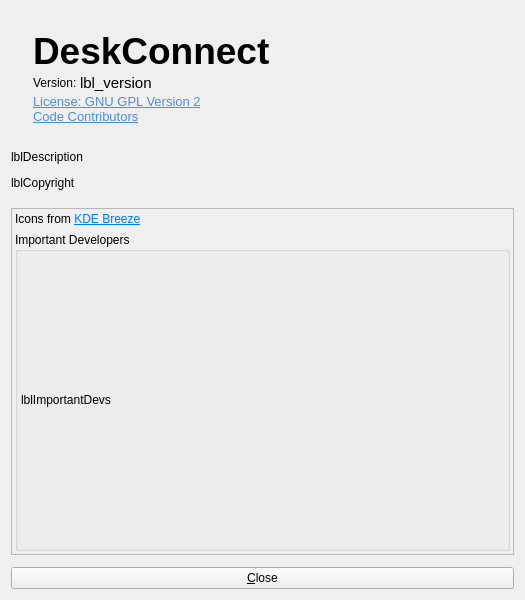
First picture: the form in src/lib/gui/dialogs/AboutDialog.ui, repository youxia173/DeskConnect, before the edit.
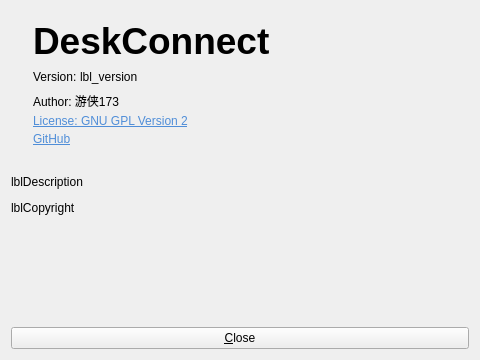
Second picture: the form after the edit. Icons and pictures are not drawn.

What changed in the file:
```diff
--- a/src/lib/gui/dialogs/AboutDialog.ui
+++ b/src/lib/gui/dialogs/AboutDialog.ui
@@ -9,16 +9,10 @@
    <rect>
     <x>0</x>
     <y>0</y>
-    <width>525</width>
-    <height>600</height>
+    <width>480</width>
+    <height>360</height>
    </rect>
   </property>
-  <property name="sizePolicy">
-   <sizepolicy hsizetype="Preferred" vsizetype="Preferred">
-    <horstretch>0</horstretch>
-    <verstretch>0</verstretch>
-   </sizepolicy>
-  </property>
   <property name="windowTitle">
    <string>About DeskConnect</string>
   </property>
@@ -34,70 +28,22 @@
    </property>
    <item>
     <widget class="QWidget" name="frameLogo" native="true">
-     <property name="sizePolicy">
-      <sizepolicy hsizetype="Preferred" vsizetype="Fixed">
-       <horstretch>0</horstretch>
-       <verstretch>0</verstretch>
-      </sizepolicy>
-     </property>
      <layout class="QGridLayout" name="gridLayout">
       <property name="verticalSpacing">
-       <number>0</number>
+       <number>4</number>
       </property>
-      <item row="4" column="1">
-       <widget class="QLabel" name="linkGpl">
+      <item row="0" column="0" rowspan="7">
+       <widget class="QLabel" name="lblIcon">
         <property name="sizePolicy">
          <sizepolicy hsizetype="Preferred" vsizetype="Fixed">
           <horstretch>0</horstretch>
           <verstretch>0</verstretch>
          </sizepolicy>
         </property>
-        <property name="text">
-         <string>&lt;!DOCTYPE HTML PUBLIC &quot;-//W3C//DTD HTML 4.0//EN&quot; &quot;http://www.w3.org/TR/REC-html40/strict.dtd&quot;&gt;
-&lt;html&gt;&lt;head&gt;&lt;meta name=&quot;qrichtext&quot; content=&quot;1&quot; /&gt;&lt;style type=&quot;text/css&quot;&gt;
-p, li { white-space: pre-wrap; }
-&lt;/style&gt;&lt;/head&gt;&lt;body style=&quot; font-family:'Ubuntu'; font-size:10pt; font-weight:400; font-style:normal;&quot;&gt;
-&lt;p style=&quot; margin-top:0px; margin-bottom:0px; margin-left:0px; margin-right:0px; -qt-block-indent:0; text-indent:0px;&quot;&gt;&lt;a href=&quot;https://www.gnu.org/licenses/old-licenses/gpl-2.0.html&quot;&gt;&lt;span style=&quot; text-decoration: underline; color:#508ed8;&quot;&gt;License: GNU GPL Version 2&lt;/a&gt;&lt;/span&gt;&lt;/p&gt;&lt;/body&gt;&lt;/html&gt;</string>
-        </property>
-        <property name="openExternalLinks">
-         <bool>true</bool>
-        </property>
        </widget>
       </item>
-      <item row="6" column="1">
-       <spacer name="verticalSpacer">
-        <property name="orientation">
-         <enum>Qt::Orientation::Vertical</enum>
-        </property>
-        <property name="sizeHint" stdset="0">
-         <size>
-          <width>20</width>
-          <height>5</height>
-         </size>
-        </property>
-       </spacer>
-      </item>
       <item row="0" column="1">
-       <spacer name="verticalSpacer_3">
-        <property name="orientation">
-         <enum>Qt::Orientation::Vertical</enum>
-        </property>
-        <property name="sizeHint" stdset="0">
-         <size>
-          <width>20</width>
-          <height>10</height>
-         </size>
-        </property>
-       </spacer>
-      </item>
-      <item row="1" column="1">
        <widget class="QLabel" name="lblName">
-        <property name="sizePolicy">
-         <sizepolicy hsizetype="Preferred" vsizetype="Fixed">
-          <horstretch>0</horstretch>
-          <verstretch>0</verstretch>
-         </sizepolicy>
-        </property>
         <property name="font">
          <font>
           <pointsize>28</pointsize>
@@ -107,41 +53,13 @@
         <property name="text">
          <string notr="true">DeskConnect</string>
         </property>
-        <property name="scaledContents">
-         <bool>false</bool>
-        </property>
         <property name="alignment">
          <set>Qt::AlignmentFlag::AlignBottom|Qt::AlignmentFlag::AlignLeading|Qt::AlignmentFlag::AlignLeft</set>
         </property>
-        <property name="indent">
-         <number>0</number>
-        </property>
-        <property name="program_name" stdset="0">
-         <bool>false</bool>
-        </property>
        </widget>
       </item>
-      <item row="0" column="0" rowspan="9">
-       <widget class="QLabel" name="lblIcon">
-        <property name="sizePolicy">
-         <sizepolicy hsizetype="Preferred" vsizetype="Fixed">
-          <horstretch>0</horstretch>
-          <verstretch>0</verstretch>
-         </sizepolicy>
-        </property>
-        <property name="autoFillBackground">
-         <bool>false</bool>
-        </property>
-       </widget>
-      </item>
-      <item row="3" column="1">
+      <item row="1" column="1">
        <widget class="QWidget" name="widget_2" native="true">
-        <property name="sizePolicy">
-         <sizepolicy hsizetype="Preferred" vsizetype="Fixed">
-          <horstretch>0</horstretch>
-          <verstretch>0</verstretch>
-         </sizepolicy>
-        </property>
         <layout class="QHBoxLayout" name="horizontalLayout">
          <property name="spacing">
           <number>0</number>
@@ -169,12 +87,6 @@
            <property name="text">
             <string>Version: </string>
            </property>
-           <property name="alignment">
-            <set>Qt::AlignmentFlag::AlignLeading|Qt::AlignmentFlag::AlignLeft|Qt::AlignmentFlag::AlignVCenter</set>
-           </property>
-           <property name="indent">
-            <number>0</number>
-           </property>
           </widget>
          </item>
          <item>
@@ -185,30 +97,13 @@
              <verstretch>0</verstretch>
             </sizepolicy>
            </property>
-           <property name="font">
-            <font>
-             <pointsize>11</pointsize>
-            </font>
-           </property>
            <property name="text">
             <string notr="true">lbl_version</string>
            </property>
-           <property name="alignment">
-            <set>Qt::AlignmentFlag::AlignLeading|Qt::AlignmentFlag::AlignLeft|Qt::AlignmentFlag::AlignVCenter</set>
-           </property>
-           <property name="smaller_text" stdset="0">
-            <bool>true</bool>
-           </property>
           </widget>
          </item>
          <item>
           <widget class="QPushButton" name="btnCopyVersion">
-           <property name="sizePolicy">
-            <sizepolicy hsizetype="Fixed" vsizetype="Fixed">
-             <horstretch>0</horstretch>
-             <verstretch>0</verstretch>
-            </sizepolicy>
-           </property>
            <property name="maximumSize">
             <size>
              <width>32</width>
@@ -218,10 +113,6 @@
            <property name="toolTip">
             <string>Copy version info</string>
            </property>
-           <property name="icon">
-            <iconset>
-             <normaloff>:/icons/64x64/copy-dark.png</normaloff>:/icons/64x64/copy-dark.png</iconset>
-           </property>
            <property name="flat">
             <bool>true</bool>
            </property>
@@ -229,12 +120,6 @@
          </item>
          <item>
           <spacer name="horizontalSpacer">
-           <property name="sizePolicy">
-            <sizepolicy hsizetype="Minimum" vsizetype="Minimum">
-             <horstretch>0</horstretch>
-             <verstretch>0</verstretch>
-            </sizepolicy>
-           </property>
            <property name="orientation">
             <enum>Qt::Orientation::Horizontal</enum>
            </property>
@@ -249,20 +134,31 @@
         </layout>
        </widget>
       </item>
-      <item row="5" column="1">
+      <item row="2" column="1">
+       <widget class="QLabel" name="lblAuthor">
+        <property name="text">
+         <string>Author: 游侠173</string>
+        </property>
+       </widget>
+      </item>
+      <item row="3" column="1">
+       <widget class="QLabel" name="linkGpl">
+        <property name="text">
+         <string>&lt;!DOCTYPE HTML PUBLIC &quot;-//W3C//DTD HTML 4.0//EN&quot; &quot;http://www.w3.org/TR/REC-html40/strict.dtd&quot;&gt;
+&lt;html&gt;&lt;head&gt;&lt;meta name=&quot;qrichtext&quot; content=&quot;1&quot; /&gt;&lt;/head&gt;&lt;body&gt;
+&lt;p style=&quot; margin-top:0px; margin-bottom:0px; margin-left:0px; margin-right:0px;&quot;&gt;&lt;a href=&quot;https://www.gnu.org/licenses/old-licenses/gpl-2.0.html&quot;&gt;&lt;span style=&quot; text-decoration: underline; color:#508ed8;&quot;&gt;License: GNU GPL Version 2&lt;/span&gt;&lt;/a&gt;&lt;/p&gt;&lt;/body&gt;&lt;/html&gt;</string>
+        </property>
+        <property name="openExternalLinks">
+         <bool>true</bool>
+        </property>
+       </widget>
+      </item>
+      <item row="4" column="1">
        <widget class="QLabel" name="linkContributors">
-        <property name="sizePolicy">
-         <sizepolicy hsizetype="Preferred" vsizetype="Fixed">
-          <horstretch>0</horstretch>
-          <verstretch>0</verstretch>
-         </sizepolicy>
-        </property>
         <property name="text">
          <string>&lt;!DOCTYPE HTML PUBLIC &quot;-//W3C//DTD HTML 4.0//EN&quot; &quot;http://www.w3.org/TR/REC-html40/strict.dtd&quot;&gt;
-&lt;html&gt;&lt;head&gt;&lt;meta name=&quot;qrichtext&quot; content=&quot;1&quot; /&gt;&lt;style type=&quot;text/css&quot;&gt;
-p, li { white-space: pre-wrap; }
-&lt;/style&gt;&lt;/head&gt;&lt;body style=&quot; font-family:'Ubuntu'; font-size:10pt; font-weight:400; font-style:normal;&quot;&gt;
-&lt;p style=&quot; margin-top:0px; margin-bottom:0px; margin-left:0px; margin-right:0px; -qt-block-indent:0; text-indent:0px;&quot;&gt;&lt;a href=&quot;https://github.com/deskflow/deskflow/graphs/contributors&quot;&gt;&lt;span style=&quot; text-decoration: underline; color:#508ed8;&quot;&gt;Code Contributors&lt;/span&gt;&lt;/a&gt;&lt;/p&gt;&lt;/body&gt;&lt;/html&gt;</string>
+&lt;html&gt;&lt;head&gt;&lt;meta name=&quot;qrichtext&quot; content=&quot;1&quot; /&gt;&lt;/head&gt;&lt;body&gt;
+&lt;p style=&quot; margin-top:0px; margin-bottom:0px; margin-left:0px; margin-right:0px;&quot;&gt;&lt;a href=&quot;https://github.com/youxia173/DeskConnect&quot;&gt;&lt;span style=&quot; text-decoration: underline; color:#508ed8;&quot;&gt;GitHub&lt;/span&gt;&lt;/a&gt;&lt;/p&gt;&lt;/body&gt;&lt;/html&gt;</string>
         </property>
         <property name="openExternalLinks">
          <bool>true</bool>
@@ -274,163 +170,34 @@
    </item>
    <item>
     <widget class="QLabel" name="lblDescription">
-     <property name="sizePolicy">
-      <sizepolicy hsizetype="Preferred" vsizetype="Fixed">
-       <horstretch>0</horstretch>
-       <verstretch>0</verstretch>
-      </sizepolicy>
-     </property>
      <property name="text">
       <string notr="true">lblDescription</string>
      </property>
-     <property name="alignment">
-      <set>Qt::AlignmentFlag::AlignLeading|Qt::AlignmentFlag::AlignLeft|Qt::AlignmentFlag::AlignTop</set>
-     </property>
     </widget>
    </item>
    <item>
     <widget class="QLabel" name="lblCopyright">
-     <property name="sizePolicy">
-      <sizepolicy hsizetype="Preferred" vsizetype="Fixed">
-       <horstretch>0</horstretch>
-       <verstretch>0</verstretch>
-      </sizepolicy>
-     </property>
      <property name="text">
       <string notr="true">lblCopyright</string>
      </property>
+     <property name="wordWrap">
+      <bool>true</bool>
+     </property>
     </widget>
    </item>
    <item>
-    <spacer name="verticalSpacer_2">
+    <spacer name="verticalSpacer">
      <property name="orientation">
       <enum>Qt::Orientation::Vertical</enum>
      </property>
-     <property name="sizeType">
-      <enum>QSizePolicy::Policy::Fixed</enum>
-     </property>
      <property name="sizeHint" stdset="0">
       <size>
        <width>20</width>
-       <height>6</height>
+       <height>40</height>
       </size>
      </property>
     </spacer>
    </item>
-   <item>
-    <widget class="QScrollArea" name="scrollArea">
-     <property name="sizePolicy">
-      <sizepolicy hsizetype="Preferred" vsizetype="Preferred">
-       <horstretch>0</horstretch>
-       <verstretch>0</verstretch>
-      </sizepolicy>
-     </property>
-     <property name="sizeAdjustPolicy">
-      <enum>QAbstractScrollArea::SizeAdjustPolicy::AdjustIgnored</enum>
-     </property>
-     <property name="widgetResizable">
-      <bool>true</bool>
-     </property>
-     <widget class="QWidget" name="scrollAreaWidgetContents">
-      <property name="geometry">
-       <rect>
-        <x>0</x>
-        <y>0</y>
-        <width>505</width>
-        <height>294</height>
-       </rect>
-      </property>
-      <property name="sizePolicy">
-       <sizepolicy hsizetype="Preferred" vsizetype="Preferred">
-        <horstretch>0</horstretch>
-        <verstretch>0</verstretch>
-       </sizepolicy>
-      </property>
-      <layout class="QVBoxLayout" name="verticalLayout_4">
-       <property name="spacing">
-        <number>6</number>
-       </property>
-       <property name="leftMargin">
-        <number>3</number>
-       </property>
-       <property name="topMargin">
-        <number>3</number>
-       </property>
-       <property name="rightMargin">
-        <number>3</number>
-       </property>
-       <property name="bottomMargin">
-        <number>3</number>
-       </property>
-       <item>
-        <widget class="QLabel" name="label_2">
-         <property name="sizePolicy">
-          <sizepolicy hsizetype="Preferred" vsizetype="Maximum">
-           <horstretch>0</horstretch>
-           <verstretch>0</verstretch>
-          </sizepolicy>
-         </property>
-         <property name="text">
-          <string>&lt;html&gt;&lt;head/&gt;&lt;body&gt;&lt;p&gt;Icons from &lt;a href=&quot;https://develop.kde.org/frameworks/breeze-icons/&quot;&gt;&lt;span style=&quot; text-decoration: underline; color:#007af4;&quot;&gt;KDE Breeze&lt;/span&gt;&lt;/a&gt;&lt;/p&gt;&lt;/body&gt;&lt;/html&gt;</string>
-         </property>
-         <property name="openExternalLinks">
-          <bool>true</bool>
-         </property>
-        </widget>
-       </item>
-       <item>
-        <widget class="QGroupBox" name="groupBox">
-         <property name="sizePolicy">
-          <sizepolicy hsizetype="Preferred" vsizetype="Expanding">
-           <horstretch>0</horstretch>
-           <verstretch>0</verstretch>
-          </sizepolicy>
-         </property>
-         <property name="title">
-          <string>Important Developers</string>
-         </property>
-         <layout class="QVBoxLayout" name="verticalLayout_2">
-          <property name="spacing">
-           <number>0</number>
-          </property>
-          <property name="leftMargin">
-           <number>3</number>
-          </property>
-          <property name="topMargin">
-           <number>3</number>
-          </property>
-          <property name="rightMargin">
-           <number>3</number>
-          </property>
-          <property name="bottomMargin">
-           <number>3</number>
-          </property>
-          <item>
-           <widget class="QLabel" name="lblImportantDevs">
-            <property name="sizePolicy">
-             <sizepolicy hsizetype="Preferred" vsizetype="Preferred">
-              <horstretch>0</horstretch>
-              <verstretch>0</verstretch>
-             </sizepolicy>
-            </property>
-            <property name="frameShape">
-             <enum>QFrame::Shape::NoFrame</enum>
-            </property>
-            <property name="text">
-             <string notr="true">lblImportantDevs</string>
-            </property>
-            <property name="wordWrap">
-             <bool>true</bool>
-            </property>
-           </widget>
-          </item>
-         </layout>
-        </widget>
-       </item>
-      </layout>
-     </widget>
-    </widget>
-   </item>
    <item>
     <widget class="QPushButton" name="btnOk">
      <property name="text">
```
